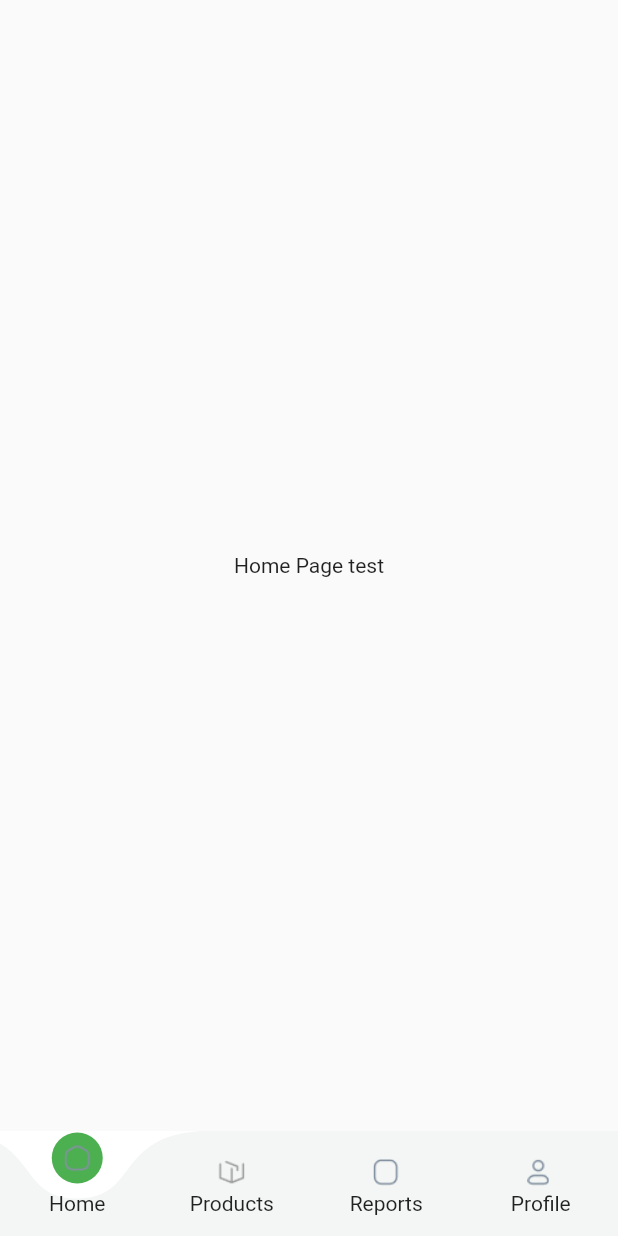
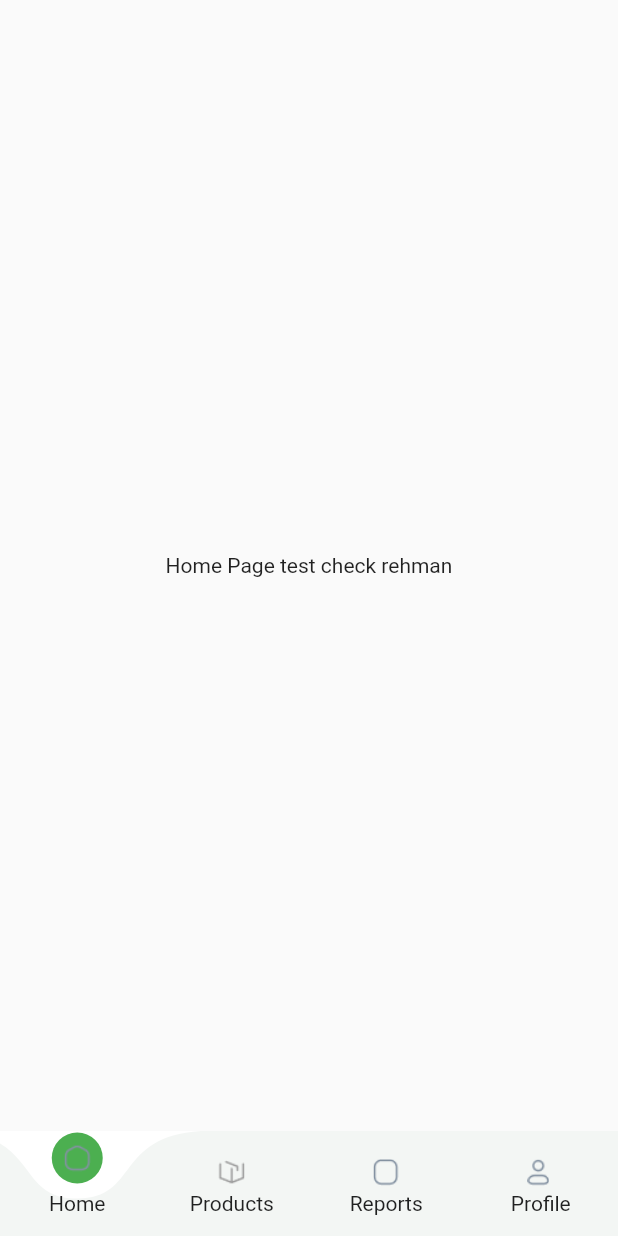
Before and after one commit to alirehman726/Test-project, a Flutter app: the screen it shows after launch, on a phone screen of 412 x 824 dp. Run offline on Flutter 3.47's test engine with Material 2 defaults, Android fonts, the phone set to English and light mode, and no system bars; drawn by our look-alikes of curved_labeled_navigation_bar; our stand-ins replace hexcolor; missing offline and left inert: dashed_rect.

Commit message:
rehman commit

```diff
--- a/lib/home.dart
+++ b/lib/home.dart
@@ -12,7 +12,7 @@ class _HomeState extends State<Home> {
   Widget build(BuildContext context) {
     return const  Scaffold(
       body: Center(
-        child: Text('Home Page test'),
+        child: Text('Home Page test check rehman'),
       ),
     );
   }
```
